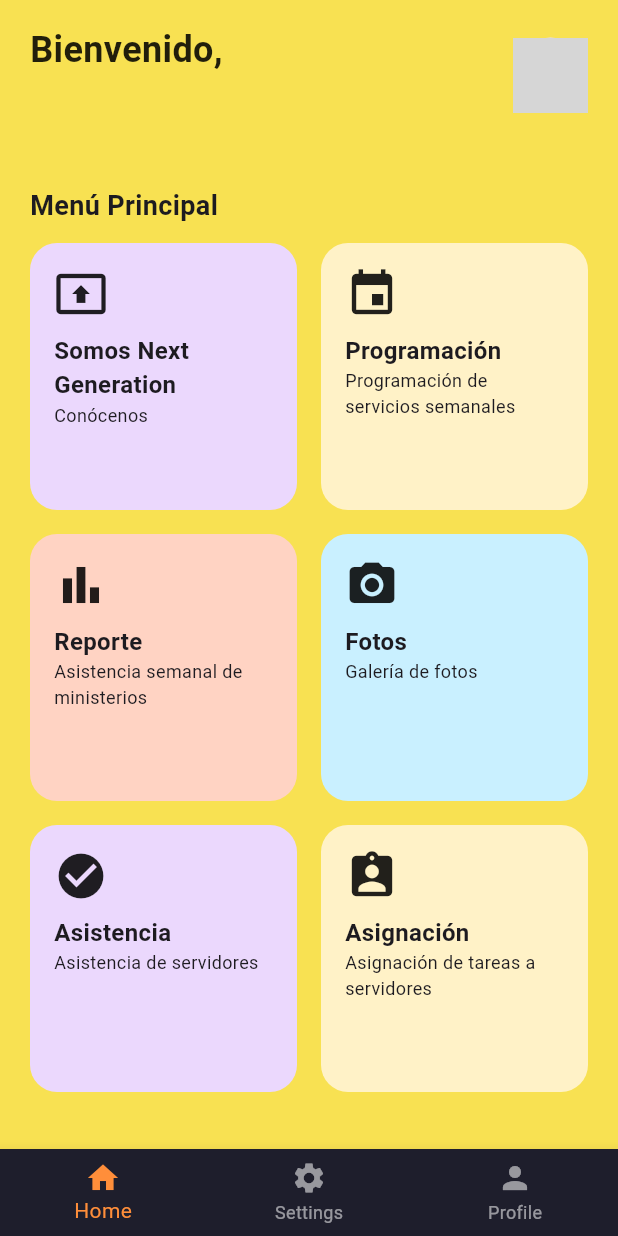
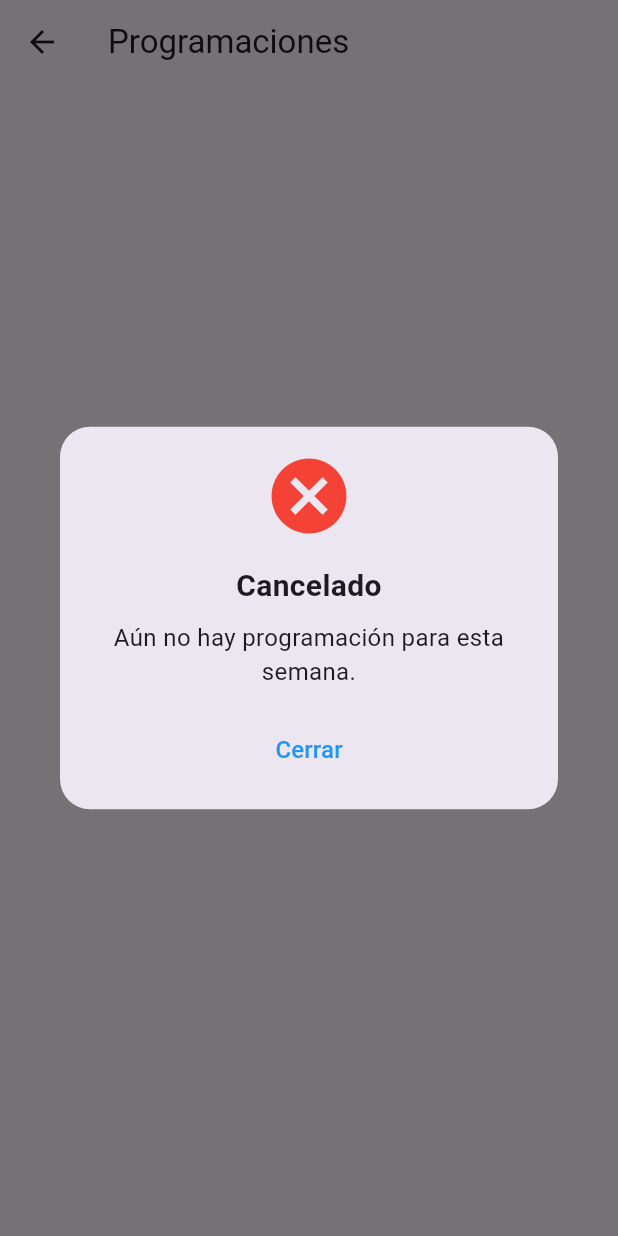
Before and after one commit to YorklinPunk/next_generation_app_fixed, a Flutter app: the PrincipalScreen screen opened directly with empty values, after a tap on "Programación", on a phone screen of 412 x 824 dp. Run offline on Flutter 3.47's test engine with Material 3 defaults, Android fonts, the phone set to English and light mode, and no system bars; our stand-ins replace dio, dropdown_button2, lottie; missing offline and left inert: mongo_dart; grey boxes are pictures that could not be loaded.

Commit message:
actualización de archivos

```diff
--- a/lib/db/mongo_database.dart
+++ b/lib/db/mongo_database.dart
@@ -1,4 +1,5 @@
 import 'package:mongo_dart/mongo_dart.dart';
+import '../models/programming_model.dart';
 import '../models/user_model.dart';
 import '../models/ministry_model.dart';
 
@@ -12,6 +13,7 @@ class MongoDatabase {
   static var rolesCollection;
   static var checkinsCollection;
   static var ministriesCollection;
+  static var programmingCollection;
 
   static Future<void> connect() async {
     db = await Db.create(
@@ -26,6 +28,7 @@ class MongoDatabase {
     rolesCollection = db.collection("roles");
     checkinsCollection = db.collection("checkins");
     ministriesCollection = db.collection("ministries");
+    programmingCollection = db.collection("programming");
   }
 
   //Hash de contraseña
@@ -40,15 +43,15 @@ class MongoDatabase {
     return await userCollection.find().toList();
   }
 
-    // Método para insertar un usuario con modelo
-  static Future<void> insertUser(UserModel user) async {
-    try {
-      await userCollection.insertOne(user.toMap());
-      print("Usuario registrado con éxito ${user.username}");
-    } catch (e) {
-      print("Error al registrar: $e");
-    }
-  }
+  // Método para insertar un usuario con modelo
+  // static Future<void> insertUser(UserModel user) async {
+  //   try {
+  //     await userCollection.insertOne(user.toMap());
+  //     print("Usuario registrado con éxito ${user.username}");
+  //   } catch (e) {
+  //     print("Error al registrar: $e");
+  //   }
+  // }
 
   static Future<List<UserModel>> getUsers() async {
     final docs = await userCollection.find().toList();
@@ -91,4 +94,79 @@ class MongoDatabase {
       return [];
     }
   }
+
+
+  //CRU programming
+  static Future<bool> insertProgramming(ProgrammingModel programming) async {
+    try {
+      final result = await programmingCollection.insertOne(programming.toMap());
+      return result.isSuccess;
+    } catch (e) {
+      print("Error al insertar programación: $e");
+      return false;
+    }
+  }
+
+  static Future<bool> updateProgramming(ProgrammingModel programming) async {
+    try {
+      if (programming.id == null) {
+        print("No se puede actualizar: id nulo");
+        return false;
+      }
+
+      final result = await programmingCollection.updateOne(
+        where.id(programming.id!),
+        modify.set('nomUsuarioCreacion', programming.nomUsuarioCreacion)
+          ..set('fechaHoraCreacion', programming.fechaHoraCreacion.toIso8601String())
+          ..set('roles', programming.roles.map((e) => e.toMap()).toList())
+          ..set('fechaHoraPogramacion', programming.fechaHoraPogramacion.toIso8601String())
+          ..set('fechaHoraEdicion', programming.fechaHoraEdicion.toIso8601String())
+          ..set('nomUsuarioEdicion', programming.nomUsuarioEdicion),
+      );
+
+      return result.isSuccess;
+    } catch (e) {
+      print("Error al actualizar programación: $e");
+      return false;
+    }
+  }
+
+  static Future<List<ProgrammingModel>> getAllProgrammings() async {
+    final result = await MongoDatabase.programmingCollection.find().toList();
+    return result.map((e) => ProgrammingModel.fromMap(e)).toList();
+  }
+
+  static Future<ProgrammingModel> latestOfCurrentWeek() async {
+    final now = DateTime.now();
+    final startOfWeek = now.subtract(Duration(days: now.weekday - 1));
+    final endOfWeek = startOfWeek.add(const Duration(days: 6));
+
+    try {
+      final result = await programmingCollection.find({
+        'fechaHoraPogramacion': {
+          '\$gte': startOfWeek.toIso8601String(),
+          '\$lte': endOfWeek.toIso8601String(),
+        }
+      }).sort({'fechaHoraPogramacion': -1}).toList();
+
+      if (result.isNotEmpty) {
+        return ProgrammingModel.fromMap(result.first);
+      }
+    } catch (e) {
+      print("Error al buscar programación de la semana actual: $e");
+    }
+
+    // Retornar modelo vacío si no se encontró nada o hubo error
+    return ProgrammingModel(
+      id: null,
+      nomUsuarioCreacion: '',
+      fechaHoraCreacion: DateTime.now(),
+      roles: [],
+      fechaHoraPogramacion: DateTime.now(),
+      fechaHoraEdicion: DateTime.now(),
+      nomUsuarioEdicion: '',
+    );
+  }
+
+
 }
--- /dev/null
+++ b/lib/models/programming_model.dart
@@ -0,0 +1,68 @@
+import 'package:mongo_dart/mongo_dart.dart';
+
+class ProgrammingModel {
+  final ObjectId? id;
+  final String nomUsuarioCreacion;
+  final DateTime fechaHoraCreacion;
+  final List<RolAsignado> roles;
+  final DateTime fechaHoraPogramacion;
+  final DateTime fechaHoraEdicion;
+  final String nomUsuarioEdicion;
+
+  ProgrammingModel({
+    required this.id,
+    required this.nomUsuarioCreacion,
+    required this.fechaHoraCreacion,
+    required this.roles,
+    required this.fechaHoraPogramacion,
+    required this.fechaHoraEdicion,
+    required this.nomUsuarioEdicion,
+  });
+
+  factory ProgrammingModel.fromMap(Map<String, dynamic> map) {
+    return ProgrammingModel(
+      id: map['_id'] as ObjectId?,
+      nomUsuarioCreacion: map['nomUsuarioCreacion'] as String,
+      fechaHoraCreacion: DateTime.parse(map['fechaHoraCreacion'] as String),
+      roles: (map['roles'] as List<dynamic>)
+          .map((e) => RolAsignado.fromMap(e as Map<String, dynamic>))
+          .toList(),
+      fechaHoraPogramacion: DateTime.parse(map['fechaHoraPogramacion'] as String),
+      fechaHoraEdicion: DateTime.parse(map['fechaHoraEdicion'] as String),
+      nomUsuarioEdicion: map['nomUsuarioEdicion'] as String,
+    );
+  }
+
+  Map<String, dynamic> toMap() {
+    return {
+      if (id != null) '_id': id,
+      'nomUsuarioCreacion': nomUsuarioCreacion,
+      'fechaHoraCreacion': fechaHoraCreacion.toIso8601String(),
+      'roles': roles.map((e) => e.toMap()).toList(),
+      'fechaHoraPogramacion': fechaHoraPogramacion.toIso8601String(),
+      'fechaHoraEdicion': fechaHoraEdicion.toIso8601String(),
+      'nomUsuarioEdicion': nomUsuarioEdicion,
+    };
+  }
+}
+
+class RolAsignado {
+  final String nombreRol;
+  final List<String> nombresAsignados;
+
+  RolAsignado({required this.nombreRol, required this.nombresAsignados});
+
+  factory RolAsignado.fromMap(Map<String, dynamic> map) {
+    return RolAsignado(
+      nombreRol: map['nombreRol'] as String,
+      nombresAsignados: List<String>.from(map['nombresAsignados'] ?? []),
+    );
+  }
+
+  Map<String, dynamic> toMap() {
+    return {
+      'nombreRol': nombreRol,
+      'nombresAsignados': nombresAsignados,
+    };
+  }
+}
--- a/lib/screens/login_screen.dart
+++ b/lib/screens/login_screen.dart
@@ -3,7 +3,6 @@ import 'package:next_generation_app_fixed/screens/principal_screen.dart';
 import 'package:next_generation_app_fixed/screens/register_screen.dart';
 import 'package:next_generation_app_fixed/services/auth_service.dart';
 import 'package:next_generation_app_fixed/utils/dialog_helper.dart';
-import 'package:next_generation_app_fixed/screens/principal_screen.dart';
 
 class LoginScreen extends StatefulWidget {
   const LoginScreen({Key? key}) : super(key: key);
--- /dev/null
+++ b/lib/screens/principal_menu/programming_screen.dart
@@ -0,0 +1,106 @@
+import 'package:flutter/material.dart';
+import 'package:next_generation_app_fixed/db/mongo_database.dart'; // Asegúrate de tener esta clase
+import 'package:next_generation_app_fixed/models/programming_model.dart';
+import 'package:next_generation_app_fixed/utils/dialog_helper.dart'; // tu función de dialog
+
+class ProgrammingScreen extends StatefulWidget {
+  const ProgrammingScreen({super.key});
+
+  @override
+  State<ProgrammingScreen> createState() => _ProgrammingScreenState();
+}
+
+class _ProgrammingScreenState extends State<ProgrammingScreen> {
+  List<ProgrammingModel> _allProgrammings = [];
+  ProgrammingModel? _thisWeekProgramming;
+  bool loading = true;
+
+  @override
+  void initState() {
+    super.initState();
+    fetchProgrammingData();
+  }
+
+  Future<void> fetchProgrammingData() async {
+    try {
+      final data = await MongoDatabase.getAllProgrammings();
+      final latest = await MongoDatabase.latestOfCurrentWeek();
+
+      setState(() {
+        _allProgrammings = data;
+        _thisWeekProgramming = latest;
+        loading = false;
+      });
+
+      if (latest.id != null) {
+        WidgetsBinding.instance.addPostFrameCallback((_) {
+          showDialog(
+            context: context,
+            builder: (context) => AlertDialog(
+              title: const Text("Programación de esta semana"),
+              content: Text(
+                latest.roles.map((r) => "${r.nombreRol}: ${r.nombresAsignados.join(", ")}").join("\n"),
+              ),
+              actions: [
+                TextButton(
+                  onPressed: () => Navigator.pop(context),
+                  child: const Text("Cerrar"),
+                )
+              ],
+            ),
+          );
+        });
+      } else {
+        WidgetsBinding.instance.addPostFrameCallback((_) {
+          showCustomDialog(context, "Aún no hay programación para esta semana.", 3);
+          // showDialog(
+          //   context: context,
+          //   builder: (context) => AlertDialog(
+          //     title: const Text("Sin programación"),
+          //     content: const Text("Aún no hay programación para esta semana."),
+          //     actions: [
+          //       TextButton(
+          //         onPressed: () => Navigator.pop(context),
+          //         child: const Text("Cerrar"),
+          //       )
+          //     ],
+          //   ),
+          // );
+        });
+      }
+    } catch (e) {
+      debugPrint("Error al cargar programación: $e");
+      setState(() => loading = false);
+    }
+  }
+
+  @override
+  Widget build(BuildContext context) {
+    return Scaffold(
+      appBar: AppBar(title: const Text("Programaciones")),
+      body: loading
+          ? const Center(child: CircularProgressIndicator())
+          : ListView.builder(
+              itemCount: _allProgrammings.length,
+              itemBuilder: (context, index) {
+                final p = _allProgrammings[index];
+                return Card(
+                  margin: const EdgeInsets.all(8),
+                  child: ListTile(
+                    title: Text(
+                      "Semana de: ${p.fechaHoraPogramacion.toLocal().toString().split(" ")[0]}",
+                      style: const TextStyle(fontWeight: FontWeight.bold),
+                    ),
+                    subtitle: Column(
+                      crossAxisAlignment: CrossAxisAlignment.start,
+                      children: p.roles
+                          .map((r) => Text("${r.nombreRol}: ${r.nombresAsignados.join(", ")}"))
+                          .toList(),
+                    ),
+                  ),
+                );
+              },
+            ),
+    );
+  }
+}
--- a/lib/screens/principal_screen.dart
+++ b/lib/screens/principal_screen.dart
@@ -1,5 +1,8 @@
 import 'package:flutter/material.dart';
 import 'package:next_generation_app_fixed/models/user_model.dart';
+import 'package:next_generation_app_fixed/screens/principal_menu/weare_screen.dart';
+import 'package:next_generation_app_fixed/screens/principal_menu/programming_screen.dart';
+
 
 class PrincipalScreen extends StatelessWidget {
   final UserModel user;
@@ -68,7 +71,10 @@ class PrincipalScreen extends StatelessWidget {
                       color: const Color(0xFFEBD8FD),
                       icon: Icons.present_to_all,
                       onTap: () {
-                        Navigator.pushNamed(context, "/smartTv");
+                        Navigator.push(
+                          context,
+                          MaterialPageRoute(builder: (context) => const WeAreScreen()),
+                        );
                       },
                     ),
                     // _smartCard(
@@ -88,7 +94,10 @@ class PrincipalScreen extends StatelessWidget {
                       color: const Color(0xFFFFF2C7),
                       icon: Icons.event,
                       onTap: () {
-                        Navigator.pushNamed(context, "/audioSystem");
+                        Navigator.push(
+                          context,
+                          MaterialPageRoute(builder: (context) => const ProgrammingScreen()),
+                        );
                       },
                     ),
                     _smartCard(
@@ -127,6 +136,16 @@ class PrincipalScreen extends StatelessWidget {
                       subtitle: "Asignación de tareas a servidores",
                       color: const Color(0xFFFFF2C7),
                       icon: Icons.assignment_ind,
+                      onTap: () {
+                        Navigator.pushNamed(context, "/heatingSystem");
+                      },
+                    ),
+                    _smartCard(
+                      context,
+                      title: "Anuncios",
+                      subtitle: "Anuncios semanales",
+                      color: const Color(0xFFC9F0FF),
+                      icon: Icons.campaign,
                       onTap: () {
                         Navigator.pushNamed(context, "/heatingSystem");
                       },
--- a/lib/utils/dialog_helper.dart
+++ b/lib/utils/dialog_helper.dart
@@ -83,7 +83,7 @@ String _getText(int code) {
     case 2:
       return 'Error';
     case 3:
-      return 'Canlelado';
+      return 'Cancelado';
     default:
       return 'Información';
   }
--- a/pubspec.yaml
+++ b/pubspec.yaml
@@ -71,6 +71,7 @@ flutter:
     - assets/images/logo.png
     - assets/images/logo_1.png
     - assets/images/image.png
+    - assets/images/group_photo.jpg
 
 
   # An image asset can refer to one or more resolution-specific "variants", see
```
Also changed, not shown: lib/screens/principal_menu/weare_screen.dart (added, +57 -0 lines), assets/images/group_photo.jpg (added), lib/screens/principal_menu/programming_scree.dart (deleted), lib/screens/principal_menu/welcome_scren.dart (deleted).
